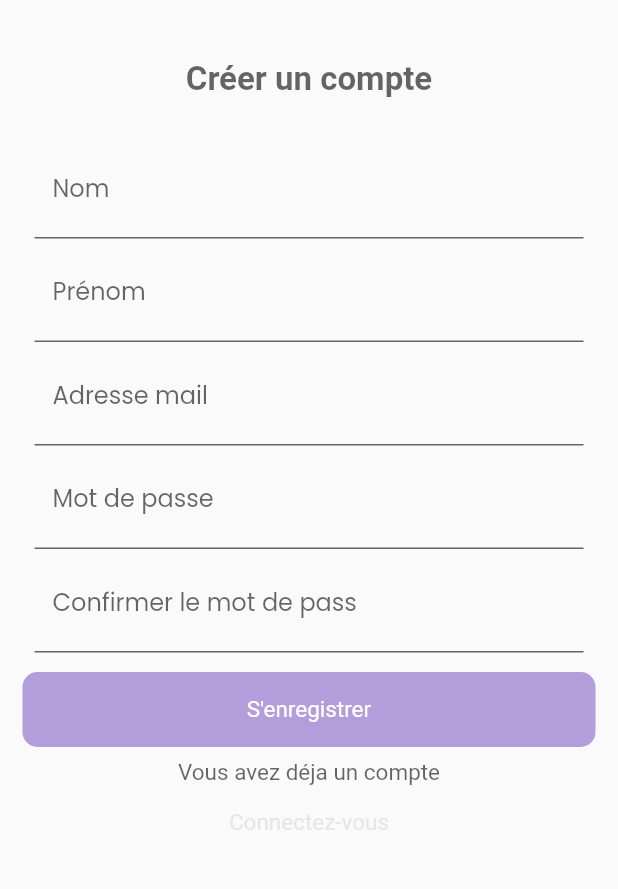
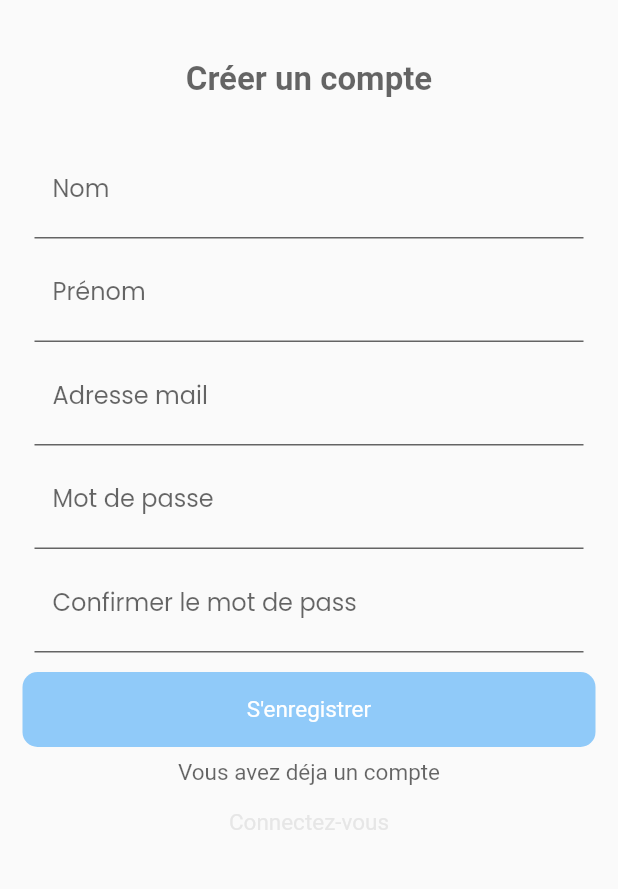
Before and after one commit to princeGedeon/flutter_with_http, a Flutter app: the screen it shows after launch, after a tap on "Créer un compte", on a phone screen of 412 x 824 dp, the part 225-1114 px from its top. Run offline on Flutter 3.47's test engine with Material 2 defaults, Android fonts, the phone set to English and light mode, and no system bars; our stand-ins replace dio, fluttertoast, form_validator, google_fonts, image_picker, shared_preferences and 1 more; accounts and stored records are empty; network calls fail; Roboto replaces fonts that are missing (Alata).

```diff
--- a/lib/main.dart
+++ b/lib/main.dart
@@ -15,7 +15,7 @@ class MyApp extends StatelessWidget {
       debugShowCheckedModeBanner: false,
       title: 'Flutter Demo',
       theme: ThemeData(
-        primarySwatch: Colors.deepPurple,
+        primarySwatch: Colors.blue,
       ),
       home: LoginPage(),
     );
```
Also changed, not shown: lib/screens/homepage.dart (+10 -5 lines).
